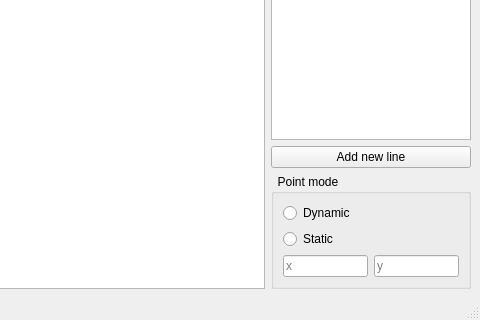
First picture: the form in ComputationalGeometry/MainWindow.ui, repository VitaliiDemediuk/ComputationalGeometry, before the edit; both pictures show x 304 to 784 and y 280 to 600 of the 784 by 600 pixel window.
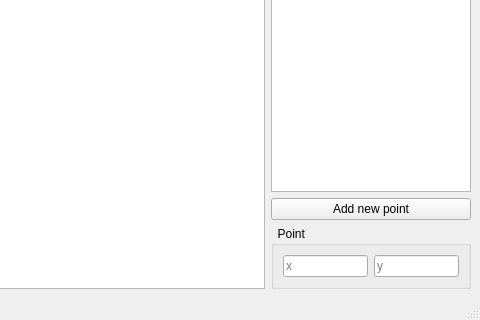
Second picture: the form after the edit. Custom widgets are drawn as their Qt base class.

Commit message: Set point in ui

```diff
--- a/ComputationalGeometry/MainWindow.ui
+++ b/ComputationalGeometry/MainWindow.ui
@@ -57,7 +57,7 @@
            </size>
           </property>
           <property name="text">
-           <string>Add new line</string>
+           <string>Add new point</string>
           </property>
          </widget>
         </item>
@@ -70,23 +70,9 @@
            </size>
           </property>
           <property name="title">
-           <string>  Point mode</string>
+           <string>  Point </string>
           </property>
           <layout class="QVBoxLayout" name="verticalLayout_2">
-           <item>
-            <widget class="QRadioButton" name="dynamicRb">
-             <property name="text">
-              <string>Dynamic</string>
-             </property>
-            </widget>
-           </item>
-           <item>
-            <widget class="QRadioButton" name="staticRb">
-             <property name="text">
-              <string>Static</string>
-             </property>
-            </widget>
-           </item>
            <item>
             <layout class="QHBoxLayout" name="horizontalLayout_2">
              <item>
```
The commit also changes 4 other files.
